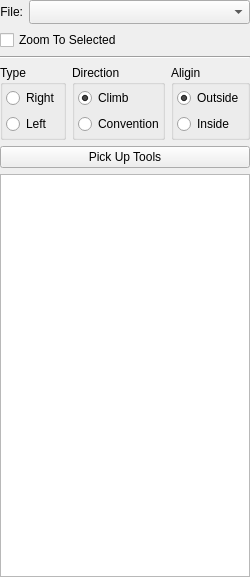
Qt form plugins/gcode/thread/thrform.ui (XRay3D/GERBER_X3) before a commit.
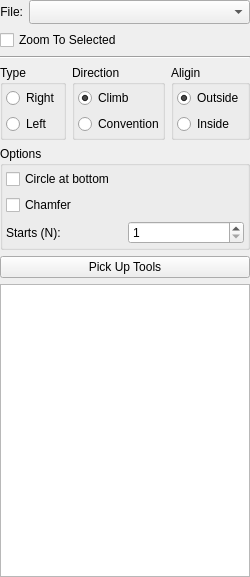
The same form after that commit.

Diff of the .ui file:
```diff
--- a/plugins/gcode/thread/thrform.ui
+++ b/plugins/gcode/thread/thrform.ui
@@ -188,13 +188,78 @@
     </layout>
    </item>
    <item row="4" column="0" colspan="2">
+    <widget class="QGroupBox" name="groupBox_5">
+     <property name="title">
+      <string>Options</string>
+     </property>
+     <layout class="QVBoxLayout" name="verticalLayout_4">
+      <property name="leftMargin">
+       <number>3</number>
+      </property>
+      <property name="topMargin">
+       <number>3</number>
+      </property>
+      <property name="rightMargin">
+       <number>3</number>
+      </property>
+      <property name="bottomMargin">
+       <number>3</number>
+      </property>
+      <item>
+       <widget class="QCheckBox" name="chbxCircle">
+        <property name="toolTip">
+         <string>Add a full circle pass at thread bottom before helixing</string>
+        </property>
+        <property name="text">
+         <string>Circle at bottom</string>
+        </property>
+       </widget>
+      </item>
+      <item>
+       <widget class="QCheckBox" name="chbxChamfer">
+        <property name="toolTip">
+         <string>Cut a chamfer with the thread mill after threading</string>
+        </property>
+        <property name="text">
+         <string>Chamfer</string>
+        </property>
+       </widget>
+      </item>
+      <item>
+       <layout class="QHBoxLayout" name="horizontalLayout_3">
+        <item>
+         <widget class="QLabel" name="lblStarts">
+          <property name="text">
+           <string>Starts (N):</string>
+          </property>
+         </widget>
+        </item>
+        <item>
+         <widget class="QSpinBox" name="sbxStarts">
+          <property name="minimum">
+           <number>1</number>
+          </property>
+          <property name="maximum">
+           <number>10</number>
+          </property>
+          <property name="value">
+           <number>1</number>
+          </property>
+         </widget>
+        </item>
+       </layout>
+      </item>
+     </layout>
+    </widget>
+   </item>
+   <item row="5" column="0" colspan="2">
     <widget class="QPushButton" name="pbPickUpTools">
      <property name="text">
       <string>Pick Up Tools</string>
      </property>
     </widget>
    </item>
-   <item row="5" column="0" colspan="2">
+   <item row="6" column="0" colspan="2">
     <widget class="QTableView" name="toolTable"/>
    </item>
   </layout>
```
